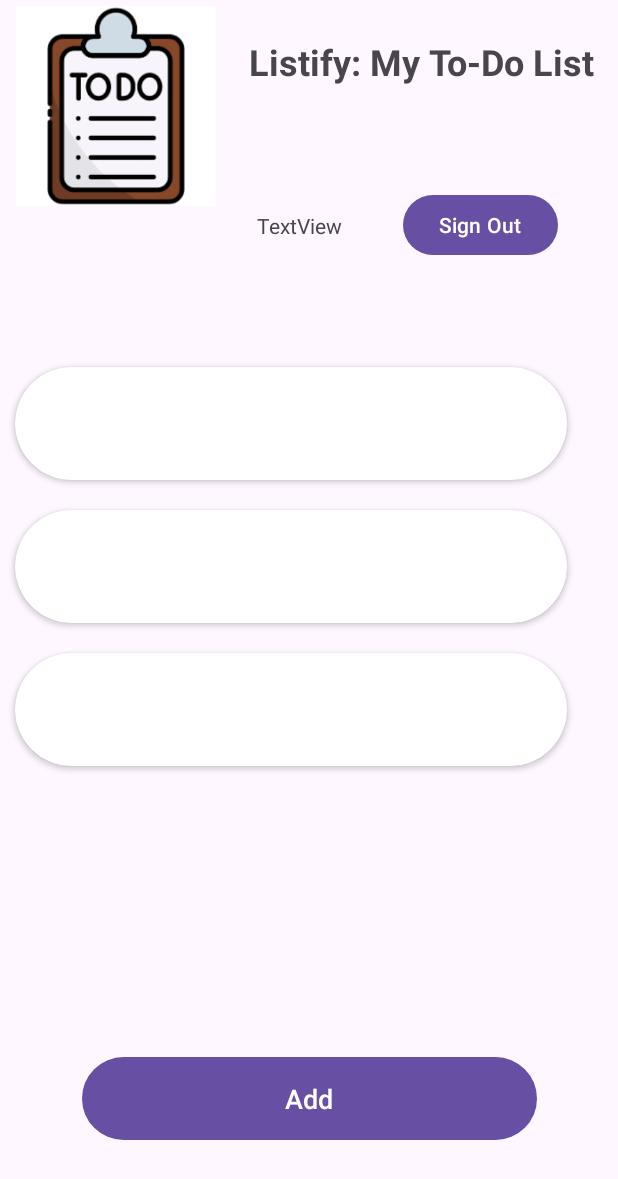
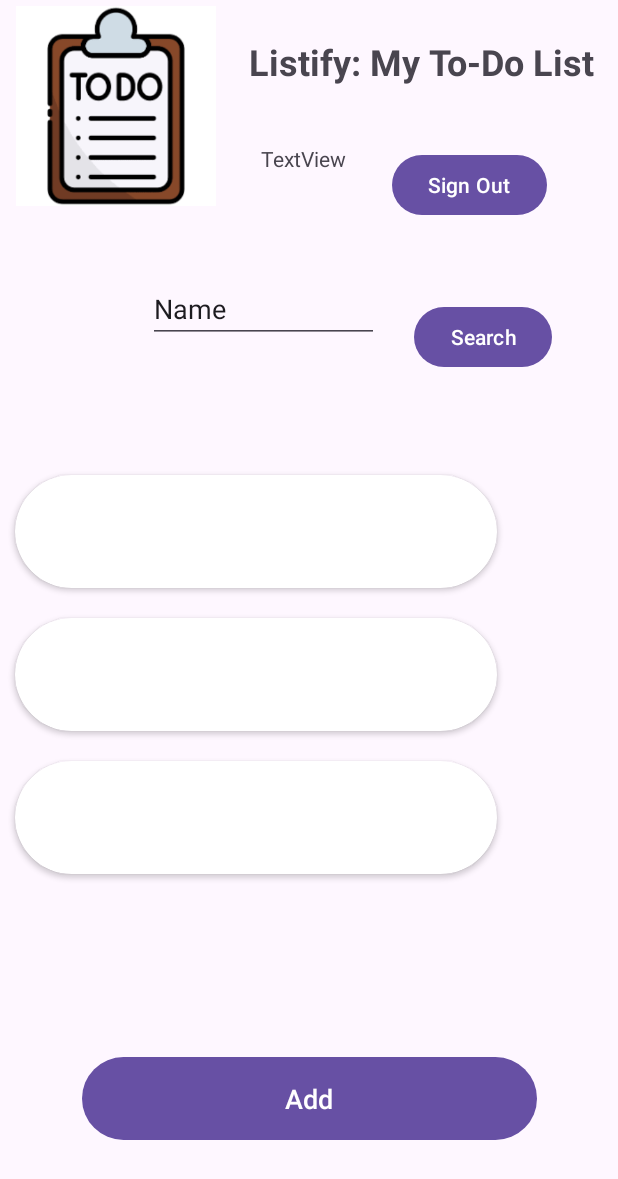
Before and after one commit to ColinMVan/To-Do-ListApp-UltraPro, an Android app: the layout activity_main.xml on its own in the app's theme, with its tools: preview values and no code run, on a phone screen of 412 x 824 dp. Shown: the top 1179 px of the screen. Run offline under Robolectric (Android 15) with nearby library versions, the phone set to English and light mode, and no system bars.

Commit message:
got the search bar filter button to work

```diff
--- a/app/src/main/res/layout/activity_main.xml
+++ b/app/src/main/res/layout/activity_main.xml
@@ -69,8 +69,8 @@
 
     <androidx.recyclerview.widget.RecyclerView
         android:id="@+id/recyclerView"
-        android:layout_width="388dp"
-        android:layout_height="466dp"
+        android:layout_width="341dp"
+        android:layout_height="394dp"
         app:layout_constraintBottom_toTopOf="@+id/Addbutton"
         app:layout_constraintEnd_toEndOf="parent"
         app:layout_constraintHorizontal_bias="0.0"
@@ -83,11 +83,12 @@
         android:id="@+id/userName"
         android:layout_width="wrap_content"
         android:layout_height="wrap_content"
-        android:layout_marginStart="21dp"
+        android:layout_marginStart="24dp"
         android:text="TextView"
         app:layout_constraintBottom_toTopOf="@+id/recyclerView"
         app:layout_constraintStart_toEndOf="@+id/ToDoView"
-        app:layout_constraintTop_toBottomOf="@+id/textView2" />
+        app:layout_constraintTop_toBottomOf="@+id/textView2"
+        app:layout_constraintVertical_bias="0.137" />
 
     <Button
         android:id="@+id/signOutButton"
@@ -96,8 +97,38 @@
         android:text="Sign Out"
         app:layout_constraintBottom_toTopOf="@+id/recyclerView"
         app:layout_constraintEnd_toEndOf="parent"
+        app:layout_constraintHorizontal_bias="0.389"
         app:layout_constraintStart_toEndOf="@+id/userName"
-        app:layout_constraintTop_toBottomOf="@+id/textView2" />
+        app:layout_constraintTop_toBottomOf="@+id/textView2"
+        app:layout_constraintVertical_bias="0.176" />
+
+    <Button
+        android:id="@+id/searchButton"
+        android:layout_width="wrap_content"
+        android:layout_height="wrap_content"
+        android:layout_marginTop="12dp"
+        android:layout_marginEnd="44dp"
+        android:text="Search"
+        app:layout_constraintBottom_toTopOf="@+id/recyclerView"
+        app:layout_constraintEnd_toEndOf="parent"
+        app:layout_constraintTop_toBottomOf="@+id/signOutButton"
+        app:layout_constraintVertical_bias="0.416" />
+
+    <EditText
+        android:id="@+id/searchBox"
+        android:layout_width="154dp"
+        android:layout_height="42dp"
+        android:layout_marginTop="16dp"
+        android:layout_marginEnd="16dp"
+        android:ems="10"
+        android:inputType="text"
+        android:text="Name"
+        app:layout_constraintBottom_toTopOf="@+id/recyclerView"
+        app:layout_constraintEnd_toStartOf="@+id/searchButton"
+        app:layout_constraintHorizontal_bias="0.933"
+        app:layout_constraintStart_toStartOf="parent"
+        app:layout_constraintTop_toBottomOf="@+id/ToDoView"
+        app:layout_constraintVertical_bias="0.3" />
 
 
 </androidx.constraintlayout.widget.ConstraintLayout>
--- a/settings.gradle.kts
+++ b/settings.gradle.kts
@@ -19,5 +19,5 @@ dependencyResolutionManagement {
     }
 }
 
-rootProject.name = "To-Do-ListApp"
+rootProject.name = "To-Do-ListApp-UltraPro"
 include(":app")
```
Also changed, not shown: app/src/main/java/com/example/to_do_listapp/MainActivity.kt (+67 -20 lines), 1 other file.
